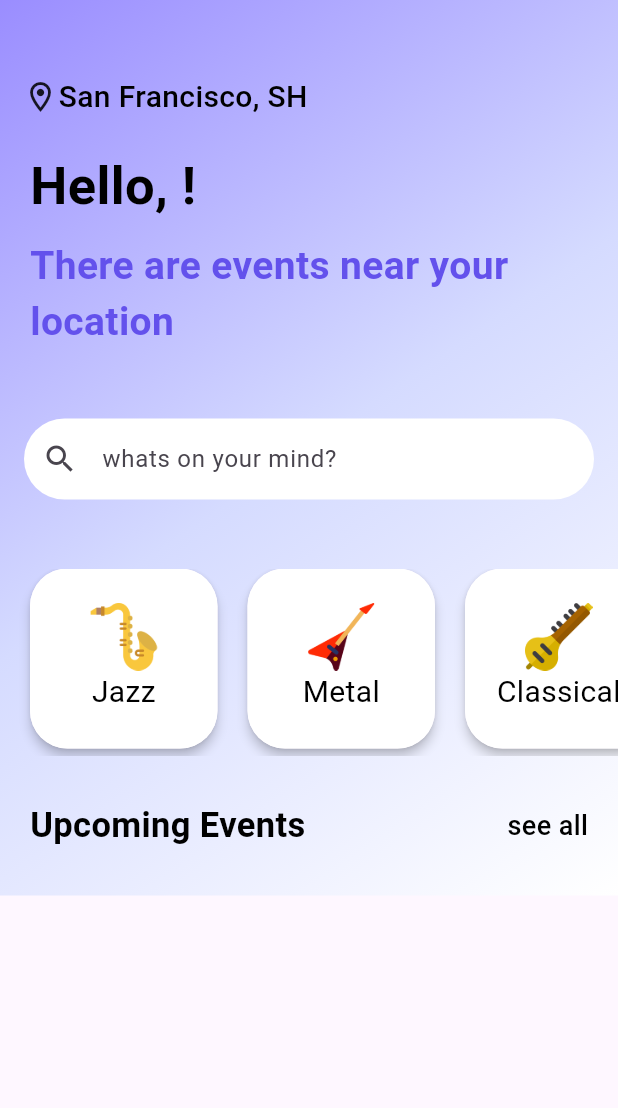
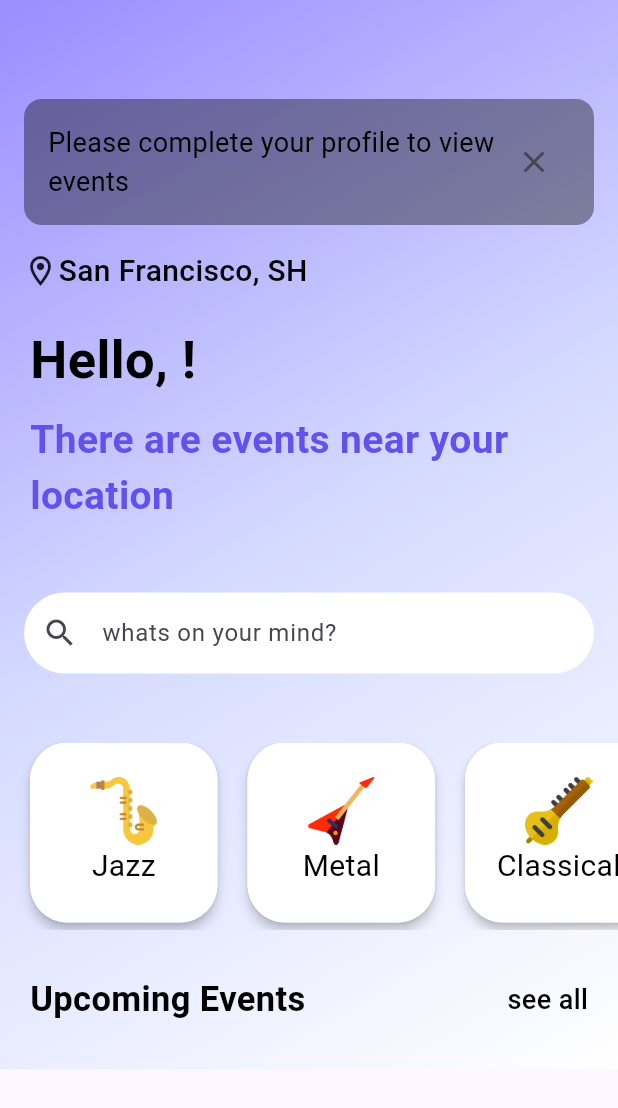
Before and after one commit to ameyjoshi0209/sound_stage, a Flutter app: the Home screen opened directly, on a phone screen of 412 x 824 dp. Shown: the top 1108 px of the screen. Run offline on Flutter 3.47's test engine with Material 3 defaults, Android fonts, the phone set to English and light mode, and no system bars; our stand-ins replace cloud_firestore, curved_navigation_bar, firebase_auth, firebase_core, image_picker, pretty_qr_code and 2 more; missing offline and left inert: flutter_stripe, mobile_scanner; accounts and stored records are empty.

Commit message:
If user profile is not complete, a prompt will be shown to complete the profile on home.

```diff
--- a/lib/pages/home.dart
+++ b/lib/pages/home.dart
@@ -20,6 +20,7 @@ class _HomeState extends State<Home> {
   String searchQuery = '';
   TextEditingController searchController = TextEditingController();
   FocusNode focusNode = FocusNode();
+  bool showClosableContainer = true;
 
   ontheload() async {
     eventStream = await DatabaseMethods().getallEvents();
@@ -211,6 +212,40 @@ class _HomeState extends State<Home> {
             child: Column(
               crossAxisAlignment: CrossAxisAlignment.start,
               children: [
+                if (userAge == 0 && showClosableContainer)
+                  Padding(
+                    padding: const EdgeInsets.all(16.0),
+                    child: Container(
+                      padding: EdgeInsets.all(16.0),
+                      decoration: BoxDecoration(
+                        color: Colors.black38,
+                        borderRadius: BorderRadius.circular(12.0),
+                      ),
+                      child: Row(
+                        mainAxisAlignment: MainAxisAlignment.spaceBetween,
+                        children: [
+                          Expanded(
+                            child: Text(
+                              'Please complete your profile to view events',
+                              style: TextStyle(
+                                fontSize: 18.0,
+                                color: Colors.black,
+                              ),
+                            ),
+                          ),
+                          IconButton(
+                            icon: Icon(Icons.close),
+                            onPressed: () {
+                              setState(() {
+                                showClosableContainer =
+                                    false; // Hide the container on close
+                              });
+                            },
+                          ),
+                        ],
+                      ),
+                    ),
+                  ),
                 Padding(
                   padding: const EdgeInsets.only(left: 15.0),
                   child: Row(
--- a/lib/pages/user_profile.dart
+++ b/lib/pages/user_profile.dart
@@ -247,7 +247,8 @@ class _UserProfileState extends State<UserProfile> {
                                   (value) {
                                     ScaffoldMessenger.of(context).showSnackBar(
                                       SnackBar(
-                                        backgroundColor: Colors.green,
+                                        duration: Duration(seconds: 1),
+                                        backgroundColor: Colors.green.shade600,
                                         content: Text(
                                           "User updated successfully!",
                                           style: TextStyle(fontSize: 20.0),
```
